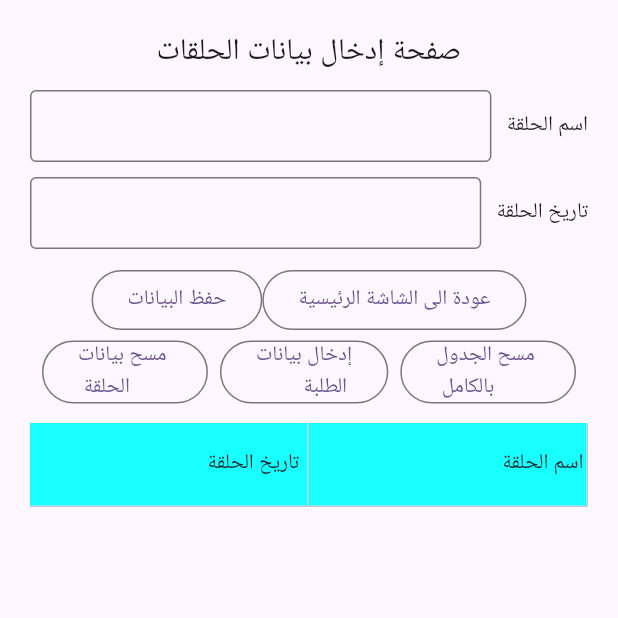
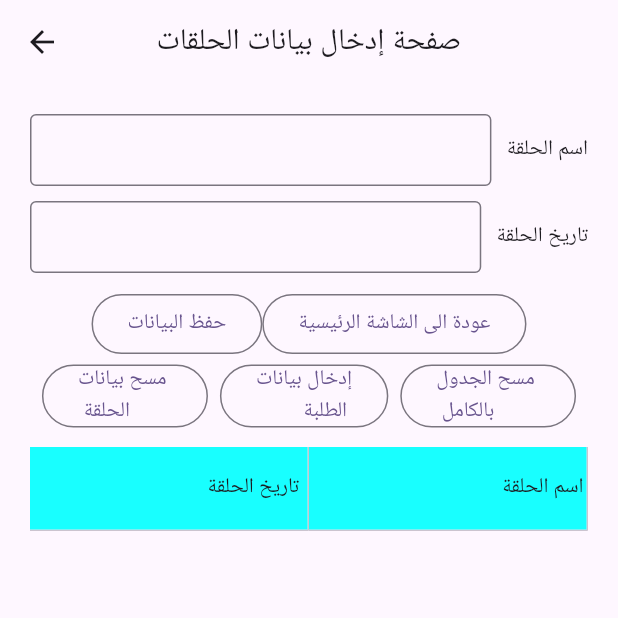
Before and after one commit to mhussin2008/quran_classes, a Flutter app: the ExamEntryScreenUpdated screen opened directly, on a phone screen of 412 x 824 dp, the top half of it. Run offline on Flutter 3.47's test engine with Material 3 defaults, Android fonts, the phone set to English and light mode, and no system bars; drawn by our look-alikes of syncfusion_flutter_datagrid; our stand-ins replace fluttertoast, shared_preferences, sqflite; accounts and stored records are empty.

Commit message:
first after editions 6

```diff
--- a/lib/ScreensUpdated/ExamEntryScreenUpdated.dart
+++ b/lib/ScreensUpdated/ExamEntryScreenUpdated.dart
@@ -51,20 +51,19 @@ class _ExamEntryScreenUpdatedState extends State<ExamEntryScreenUpdated> {
     TestDataSource dataSource = TestDataSource(testList: TestList);
     return Scaffold(
         resizeToAvoidBottomInset: false,
-
+        appBar: AppBar(
+          centerTitle: true,
+          titleSpacing: 10.0,
+          title: const Text('صفحة إدخال بيانات الحلقات',
+              style: TextStyle(fontSize: 20)),
+        ),
         body: SafeArea(
           minimum: const EdgeInsets.all(20.0),
           child: Column(
-
             mainAxisAlignment: MainAxisAlignment.start,
             children: [
-                const Text('صفحة إدخال بيانات الحلقات',style: TextStyle(fontSize: 20)),
-              const SizedBox(
-                height: 10,
-              ),
               Row(
                 children: [
-
                   Expanded(
                     child: TextFormField(
                         style: const TextStyle(height: 0.5),
@@ -77,19 +76,12 @@ class _ExamEntryScreenUpdatedState extends State<ExamEntryScreenUpdated> {
                   const SizedBox(
                     width: 10,
                   ),
-
-
-
                   const Text('اسم الحلقة'),
                 ],
               ),
-
-
               const SizedBox(
                 height: 10,
               ),
-
-
               Row(
                 children: [
                   Expanded(
@@ -104,7 +96,6 @@ class _ExamEntryScreenUpdatedState extends State<ExamEntryScreenUpdated> {
                   const SizedBox(
                     width: 10,
                   ),
-
                   const Text('تاريخ الحلقة'),
                 ],
               ),
@@ -118,8 +109,7 @@ class _ExamEntryScreenUpdatedState extends State<ExamEntryScreenUpdated> {
                       onPressed: () async {
                         List<TestData>? search = [];
                         search = TestList.where((element) =>
-                                element.testName == nameController.text)
-                            .toList();
+                            element.testName == nameController.text).toList();
                         print(search);
                         if (search.length > 0) {
                           return;
@@ -129,8 +119,7 @@ class _ExamEntryScreenUpdatedState extends State<ExamEntryScreenUpdated> {
                             dateController.text.isNotEmpty) {
                           setState(() {
                             TestList.add(TestData.fromFields(
-                                nameController.text,
-                                dateController.text));
+                                nameController.text, dateController.text));
                           });
                           String retVal = await CheckDbase();
                           if (retVal == 'Ok') {
@@ -206,7 +195,8 @@ class _ExamEntryScreenUpdatedState extends State<ExamEntryScreenUpdated> {
                             await DelSrowFromDb(qname);
                           }
                           //Navigator.pop(context);
-                      }},
+                        }
+                      },
                       child: const Text('مسح بيانات \n الحلقة')),
                   OutlinedButton(
                     onPressed: () {
```
Lines whose indentation alone changed are shown as unchanged.
